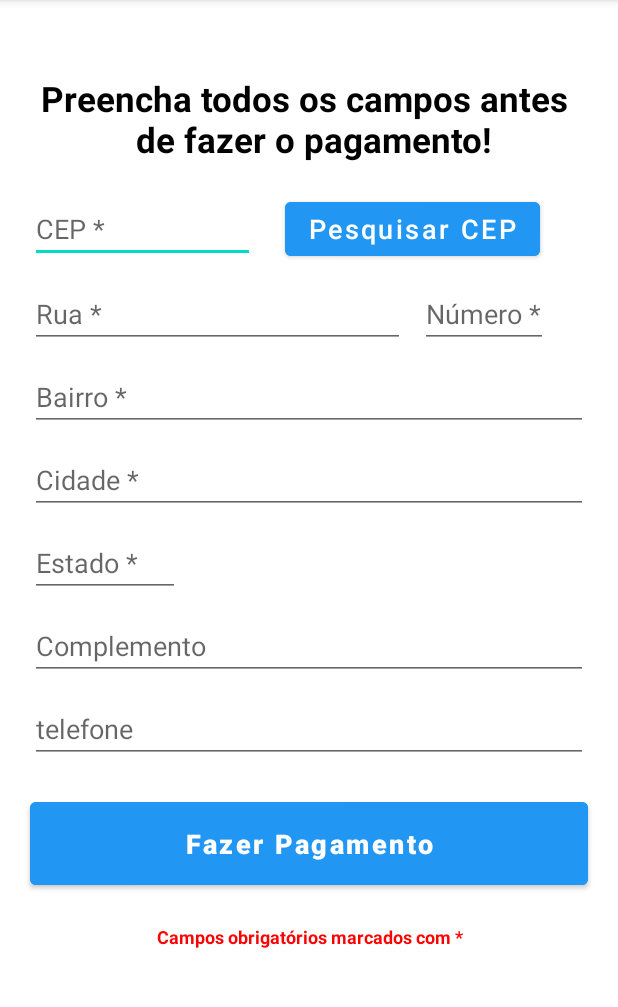
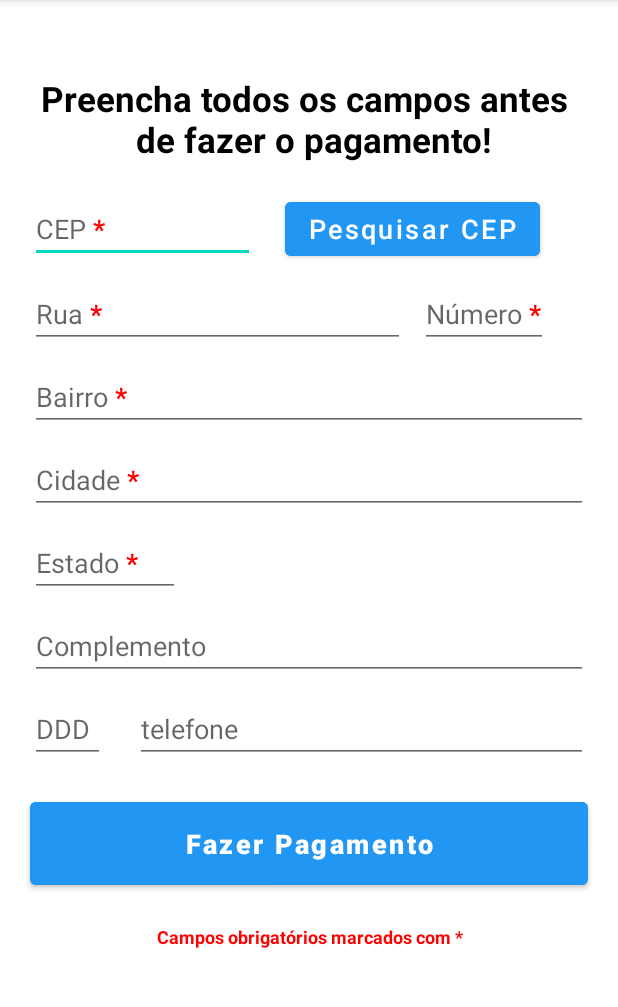
Before and after one commit to PiterCapistrano/Loja-Virtual-Client, an Android app: the Pagamento screen opened directly, with no data from a screen before it, on a phone screen of 412 x 824 dp, the part 84-1091 px from its top. Run offline under Robolectric (Android 15) with nearby library versions, the phone set to English and light mode, and no system bars; our stand-ins replace Firebase (no records; nobody signed in at launch, a user with empty details on screens opened directly); 3 statements that could not run were skipped.

```diff
--- a/app/src/main/res/layout/activity_pagamento.xml
+++ b/app/src/main/res/layout/activity_pagamento.xml
@@ -159,6 +159,28 @@
         android:layout_marginEnd="20dp"
         />
 
+    <LinearLayout
+        android:layout_width="match_parent"
+        android:layout_height="wrap_content"
+        android:orientation="horizontal"
+        >
+
+        <EditText
+            android:id="@+id/ddd"
+            android:layout_width="50dp"
+            android:layout_height="wrap_content"
+            android:hint="@string/ddd"
+            android:text=""
+            android:inputType="number"
+            android:textSize="18sp"
+            android:textColor="@color/black"
+            android:maxLines="1"
+            android:maxLength="2"
+            android:layout_marginTop="10dp"
+            android:layout_marginStart="20dp"
+
+            />
+
     <EditText
         android:id="@+id/telefone"
         android:layout_width="match_parent"
@@ -169,11 +191,13 @@
         android:textSize="18sp"
         android:textColor="@color/black"
         android:maxLines="1"
-        android:maxLength="11"
+        android:maxLength="9"
         android:layout_marginTop="10dp"
         android:layout_marginStart="20dp"
         android:layout_marginEnd="20dp"
         />
+
+    </LinearLayout>
 
     <Button
         android:id="@+id/bt_pagamento"
--- a/app/src/main/res/values/strings.xml
+++ b/app/src/main/res/values/strings.xml
@@ -25,14 +25,15 @@
     <string name="tamanho_41">41</string>
     <string name="tamanho_42">42</string>
     <string name="txt_endereco">Preencha todos os campos antes \n de fazer o pagamento!</string>
-    <string name="cep">CEP *</string>
+    <string name="cep">CEP <b><font color="#FF0000">*</font></b></string>
     <string name="pesquisar_cep">Pesquisar CEP</string>
-    <string name="bairro">Bairro *</string>
-    <string name="rua">Rua *</string>
-    <string name="numero">Número *</string>
-    <string name="cidade">Cidade *</string>
-    <string name="estado">Estado *</string>
+    <string name="bairro">Bairro <b><font color="#FF0000">*</font></b></string>
+    <string name="rua">Rua <b><font color="#FF0000">*</font></b></string>
+    <string name="numero">Número <b><font color="#FF0000">*</font></b></string>
+    <string name="cidade">Cidade <b><font color="#FF0000">*</font></b></string>
+    <string name="estado">Estado <b><font color="#FF0000">*</font></b></string>
     <string name="complemento">Complemento</string>
+    <string name="ddd">DDD</string>
     <string name="telefone">telefone</string>
     <string name="bt_pagamento">Fazer Pagamento</string>
     <string name="obrigatorio">Campos obrigatórios marcados com *</string>
```
Also changed, not shown: app/src/main/java/com/pitercapistrano/applojavirtualclient/activities/Pagamento/Pagamento.java (+61 -1 lines).
